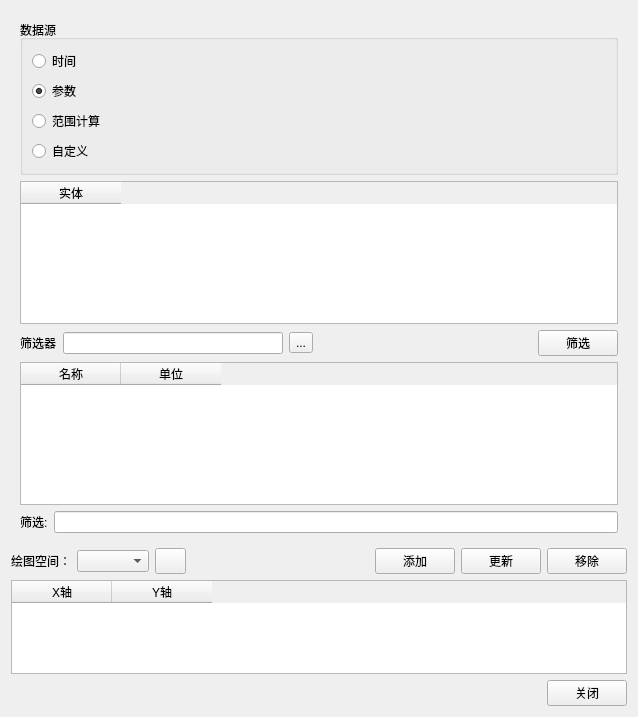
The window that AddPlotPair.ui (whatudone/plotxy) describes before a commit, drawn with Qt 5.
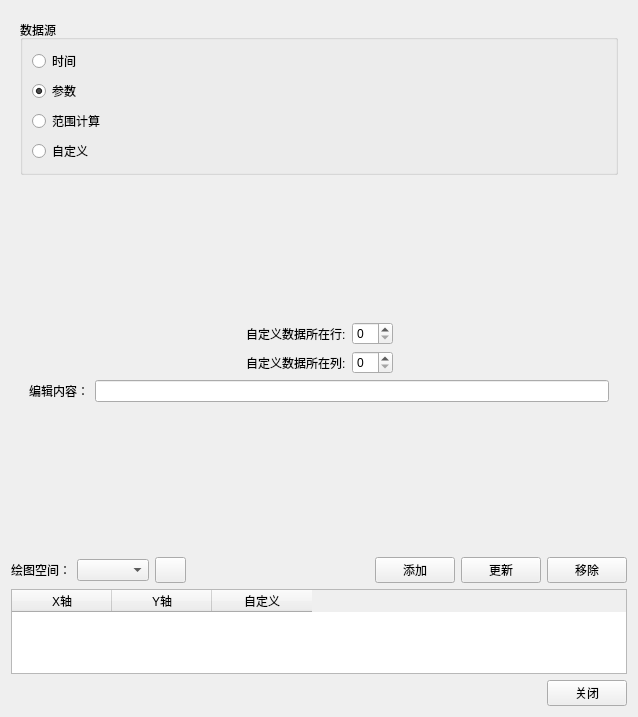
The same window after the commit. The open tabs and pages were chosen to show the change.

Patch:
```diff
--- a/AddPlotPair.ui
+++ b/AddPlotPair.ui
@@ -823,6 +823,13 @@
         </widget>
        </item>
        <item>
+        <widget class="QStackedWidget" name="stackedWidget_textEdit">
+         <property name="currentIndex">
+          <number>0</number>
+         </property>
+         <widget class="QWidget" name="page_5">
+          <layout class="QVBoxLayout" name="verticalLayout_11">
+           <item>
         <widget class="QTableWidget" name="tableWidget_Entity_4">
          <column>
           <property name="text">
@@ -908,6 +915,108 @@
        </item>
       </layout>
      </widget>
+         <widget class="QWidget" name="page_6">
+          <layout class="QVBoxLayout" name="verticalLayout_12">
+           <item>
+            <spacer name="verticalSpacer">
+             <property name="orientation">
+              <enum>Qt::Vertical</enum>
+             </property>
+             <property name="sizeHint" stdset="0">
+              <size>
+               <width>20</width>
+               <height>113</height>
+              </size>
+             </property>
+            </spacer>
+           </item>
+           <item>
+            <layout class="QHBoxLayout" name="horizontalLayout_34">
+             <item>
+              <spacer name="horizontalSpacer_19">
+               <property name="orientation">
+                <enum>Qt::Horizontal</enum>
+               </property>
+               <property name="sizeHint" stdset="0">
+                <size>
+                 <width>40</width>
+                 <height>20</height>
+                </size>
+               </property>
+              </spacer>
+             </item>
+             <item>
+              <layout class="QGridLayout" name="gridLayout">
+               <item row="0" column="0">
+                <widget class="QLabel" name="label_14">
+                 <property name="text">
+                  <string>自定义数据所在行:</string>
+                 </property>
+                </widget>
+               </item>
+               <item row="0" column="1">
+                <widget class="QSpinBox" name="spinBox_textX"/>
+               </item>
+               <item row="1" column="0">
+                <widget class="QLabel" name="label_15">
+                 <property name="text">
+                  <string>自定义数据所在列:</string>
+                 </property>
+                </widget>
+               </item>
+               <item row="1" column="1">
+                <widget class="QSpinBox" name="spinBox_textY"/>
+               </item>
+              </layout>
+             </item>
+             <item>
+              <spacer name="horizontalSpacer_20">
+               <property name="orientation">
+                <enum>Qt::Horizontal</enum>
+               </property>
+               <property name="sizeHint" stdset="0">
+                <size>
+                 <width>40</width>
+                 <height>20</height>
+                </size>
+               </property>
+              </spacer>
+             </item>
+            </layout>
+           </item>
+           <item>
+            <layout class="QHBoxLayout" name="horizontalLayout_33">
+             <item>
+              <widget class="QLabel" name="label_16">
+               <property name="text">
+                <string>编辑内容：</string>
+               </property>
+              </widget>
+             </item>
+             <item>
+              <widget class="QLineEdit" name="lineEdit_textEdit"/>
+             </item>
+            </layout>
+           </item>
+           <item>
+            <spacer name="verticalSpacer_2">
+             <property name="orientation">
+              <enum>Qt::Vertical</enum>
+             </property>
+             <property name="sizeHint" stdset="0">
+              <size>
+               <width>20</width>
+               <height>112</height>
+              </size>
+             </property>
+            </spacer>
+           </item>
+          </layout>
+         </widget>
+        </widget>
+       </item>
+      </layout>
+     </widget>
     </widget>
    </item>
    <item>
@@ -986,6 +1095,11 @@
        <string>Y轴</string>
       </property>
      </column>
+     <column>
+      <property name="text">
+       <string>自定义</string>
+      </property>
+     </column>
     </widget>
    </item>
    <item>
```
Left out of the diff: 2 changed lines with no effect on the pictures. Lines whose indentation alone changed are shown as unchanged.
